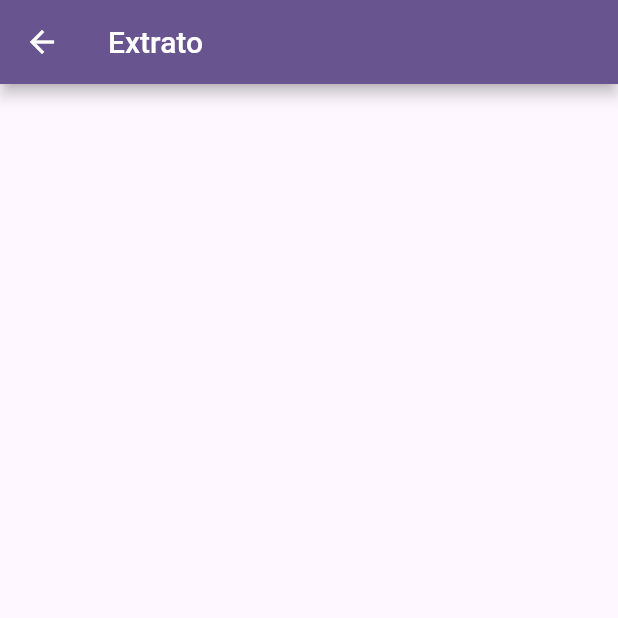
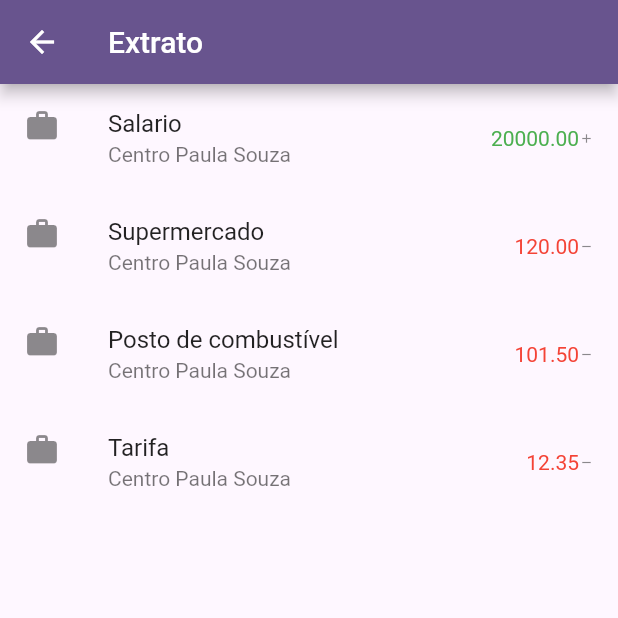
Before and after one commit to ETEC-Pedro-Badran/2DSTecPAMI_2023_1s, a Flutter app: the ExtratoPage screen opened directly, on a phone screen of 412 x 824 dp, the top half of it. Run offline on Flutter 3.47's test engine with Material 2 defaults, Android fonts, the phone set to English and light mode, and no system bars; our stand-ins replace font_awesome_flutter.

Commit message:
Dados em stateless.

```diff
--- /dev/null
+++ b/nubankclone/lib/extrato_domain.dart
@@ -0,0 +1,9 @@
+class Extrato {
+  final String descricao;
+  final double valor;
+  final TipoExtrato tipo;
+
+  Extrato(this.descricao, this.valor, this.tipo);
+}
+
+enum TipoExtrato { entrada, saida }
--- a/nubankclone/lib/extrato_page.dart
+++ b/nubankclone/lib/extrato_page.dart
@@ -1,14 +1,49 @@
 import 'package:flutter/material.dart';
+
+import 'extrato_domain.dart';
 
 class ExtratoPage extends StatelessWidget {
   const ExtratoPage({super.key});
 
   @override
   Widget build(BuildContext context) {
+    var extrato = <Extrato>[
+      Extrato("Salario", 20000, TipoExtrato.entrada),
+      Extrato("Supermercado", 120.00, TipoExtrato.saida),
+      Extrato("Posto de combustível", 101.50, TipoExtrato.saida),
+      Extrato("Tarifa", 12.35, TipoExtrato.saida),
+    ];
+
     return Scaffold(
-      appBar: AppBar(
-        title: Text("Extrato"),
-      ),
-    );
+        appBar: AppBar(
+          title: Text("Extrato"),
+        ),
+        body: ListView(
+            children: extrato
+                .map((e) => ListTile(
+                      leading: Icon(Icons.work),
+                      title: Text(e.descricao),
+                      trailing: Row(
+                        mainAxisSize: MainAxisSize.min,
+                        children: [
+                          Text(
+                            e.valor.toStringAsFixed(2),
+                            style: TextStyle(
+                                color: e.tipo == TipoExtrato.entrada
+                                    ? Colors.green
+                                    : Colors.red),
+                          ),
+                          Icon(
+                            e.tipo == TipoExtrato.entrada
+                                ? Icons.add
+                                : Icons.remove,
+                            size: 10,
+                          ),
+                        ],
+                      ),
+                      isThreeLine: false,
+                      subtitle: const Text("Centro Paula Souza"),
+                    ))
+                .toList()));
   }
 }
```
